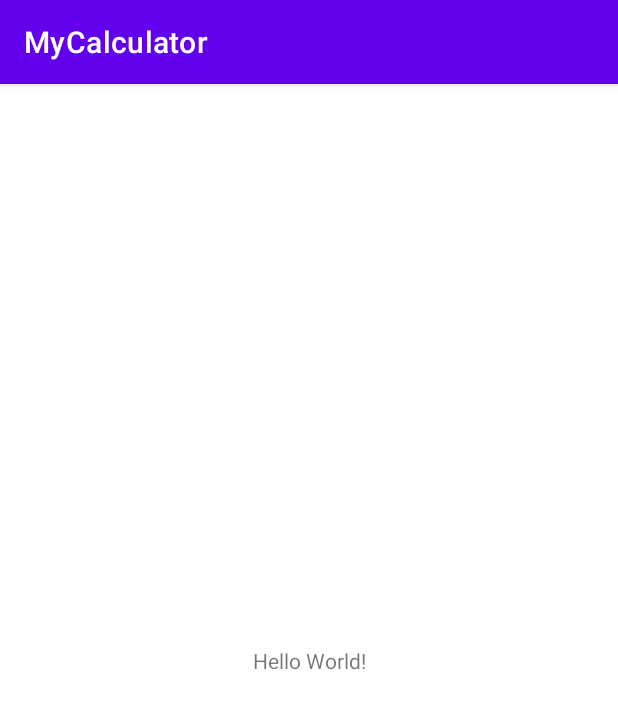
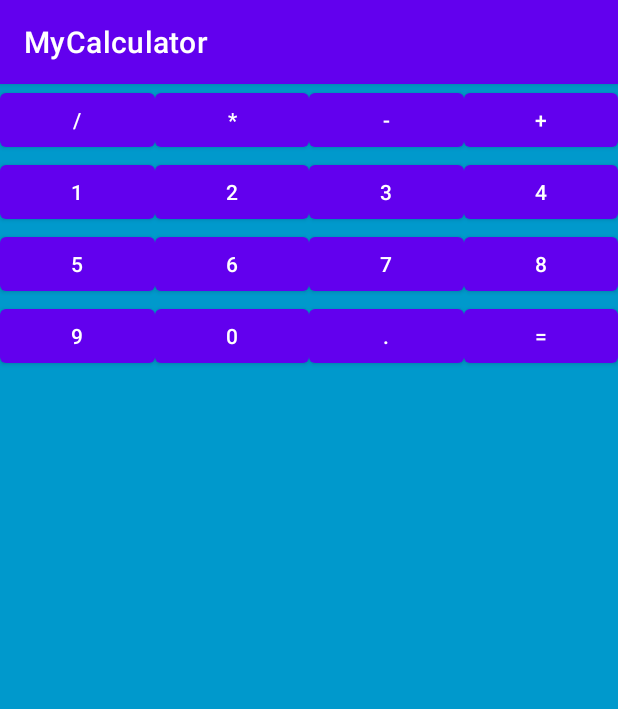
Before and after one commit to IseeHorizont/MyCalculator, an Android app: the screen it shows after launch (MainActivity), on a phone screen of 412 x 824 dp. Shown: the top 709 px of the screen. Run offline under Robolectric (Android 15) with nearby library versions, the phone set to English and light mode, and no system bars.

Commit message:
homework completed

```diff
--- /dev/null
+++ b/app/src/main/res/layout/activity_grid_layout.xml
@@ -0,0 +1,136 @@
+<?xml version="1.0" encoding="utf-8"?>
+<GridLayout xmlns:android="http://schemas.android.com/apk/res/android"
+    android:layout_width="match_parent"
+    android:layout_height="match_parent"
+    android:columnCount="4"
+    android:background="@android:color/holo_blue_dark">
+
+    <Button
+        android:id="@+id/key_divided"
+        android:layout_width="0dp"
+        android:layout_height="wrap_content"
+        android:text="@string/key_divided"
+        android:layout_columnWeight="1"
+        android:layout_gravity="fill_horizontal" />
+
+    <Button
+        android:id="@+id/key_multiply"
+        android:layout_width="0dp"
+        android:layout_height="wrap_content"
+        android:text="@string/key_multiply"
+        android:layout_columnWeight="1"
+        android:layout_gravity="fill_horizontal" />
+
+    <Button
+        android:id="@+id/key_minus"
+        android:layout_width="0dp"
+        android:layout_height="wrap_content"
+        android:text="@string/key_minus"
+        android:layout_columnWeight="1"
+        android:layout_gravity="fill_horizontal" />
+
+    <Button
+        android:id="@+id/key_plus"
+        android:layout_width="0dp"
+        android:layout_height="wrap_content"
+        android:text="@string/key_plus"
+        android:layout_columnWeight="1"
+        android:layout_gravity="fill_horizontal" />
+
+    <Button
+        android:id="@+id/key_1"
+        android:layout_width="0dp"
+        android:layout_height="wrap_content"
+        android:text="@string/key_1"
+        android:layout_columnWeight="1"
+        android:layout_gravity="fill_horizontal" />
+
+    <Button
+        android:id="@+id/key_2"
+        android:layout_width="0dp"
+        android:layout_height="wrap_content"
+        android:text="@string/key_2"
+        android:layout_columnWeight="1"
+        android:layout_gravity="fill_horizontal" />
+
+    <Button
+        android:id="@+id/key_3"
+        android:layout_width="0dp"
+        android:layout_height="wrap_content"
+        android:text="@string/key_3"
+        android:layout_columnWeight="1"
+        android:layout_gravity="fill_horizontal" />
+
+    <Button
+        android:id="@+id/key_4"
+        android:layout_width="0dp"
+        android:layout_height="wrap_content"
+        android:text="@string/key_4"
+        android:layout_columnWeight="1"
+        android:layout_gravity="fill_horizontal" />
+
+    <Button
+        android:id="@+id/key_5"
+        android:layout_width="0dp"
+        android:layout_height="wrap_content"
+        android:text="@string/key_5"
+        android:layout_columnWeight="1"
+        android:layout_gravity="fill_horizontal" />
+
+    <Button
+        android:id="@+id/key_6"
+        android:layout_width="0dp"
+        android:layout_height="wrap_content"
+        android:text="@string/key_6"
+        android:layout_columnWeight="1"
+        android:layout_gravity="fill_horizontal" />
+
+    <Button
+        android:id="@+id/key_7"
+        android:layout_width="0dp"
+        android:layout_height="wrap_content"
+        android:text="@string/key_7"
+        android:layout_columnWeight="1"
+        android:layout_gravity="fill_horizontal" />
+
+    <Button
+        android:id="@+id/key_8"
+        android:layout_width="0dp"
+        android:layout_height="wrap_content"
+        android:text="@string/key_8"
+        android:layout_columnWeight="1"
+        android:layout_gravity="fill_horizontal" />
+
+    <Button
+        android:id="@+id/key_9"
+        android:layout_width="0dp"
+        android:layout_height="wrap_content"
+        android:text="@string/key_9"
+        android:layout_columnWeight="1"
+        android:layout_gravity="fill_horizontal" />
+
+    <Button
+        android:id="@+id/key_0"
+        android:layout_width="0dp"
+        android:layout_height="wrap_content"
+        android:text="@string/key_0"
+        android:layout_columnWeight="1"
+        android:layout_gravity="fill_horizontal" />
+
+    <Button
+        android:id="@+id/key_point"
+        android:layout_width="0dp"
+        android:layout_height="wrap_content"
+        android:text="@string/key_point"
+        android:layout_columnWeight="1"
+        android:layout_gravity="fill_horizontal" />
+
+    <Button
+        android:id="@+id/key_equals"
+        android:layout_width="0dp"
+        android:layout_height="wrap_content"
+        android:text="@string/key_equals"
+        android:layout_columnWeight="1"
+        android:layout_gravity="fill_horizontal" />
+
+</GridLayout>
--- a/app/src/main/res/layout/activity_main.xml
+++ b/app/src/main/res/layout/activity_main.xml
@@ -6,13 +6,7 @@
     android:layout_height="match_parent"
     tools:context=".MainActivity">
 
-    <TextView
-        android:layout_width="wrap_content"
-        android:layout_height="wrap_content"
-        android:text="Hello World!"
-        app:layout_constraintBottom_toBottomOf="parent"
-        app:layout_constraintLeft_toLeftOf="parent"
-        app:layout_constraintRight_toRightOf="parent"
-        app:layout_constraintTop_toTopOf="parent" />
+    <include
+        layout="@layout/activity_grid_layout" />
 
 </androidx.constraintlayout.widget.ConstraintLayout>
--- a/app/src/main/res/values/strings.xml
+++ b/app/src/main/res/values/strings.xml
@@ -1,3 +1,20 @@
 <resources>
     <string name="app_name">MyCalculator</string>
+    <string name="key_0">0</string>
+    <string name="key_1">1</string>
+    <string name="key_2">2</string>
+    <string name="key_3">3</string>
+    <string name="key_4">4</string>
+    <string name="key_5">5</string>
+    <string name="key_6">6</string>
+    <string name="key_7">7</string>
+    <string name="key_8">8</string>
+    <string name="key_9">9</string>
+    <string name="key_divided">/</string>
+    <string name="key_multiply">*</string>
+    <string name="key_plus">+</string>
+    <string name="key_minus">-</string>
+    <string name="key_point">.</string>
+    <string name="key_equals">=</string>
+
 </resources>
```
